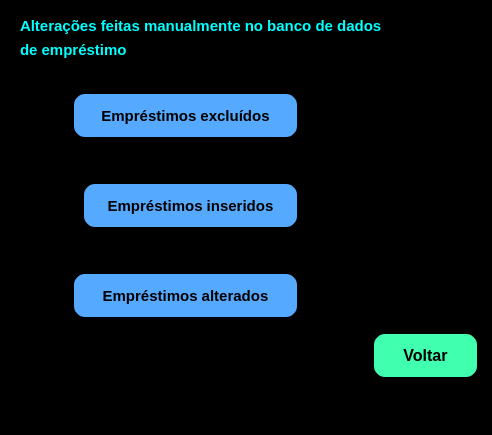
Before: the Qt Designer form tela_backup_emprestimo.ui in wellingtonxri/BibliotecaDigital, drawn with Qt 5.
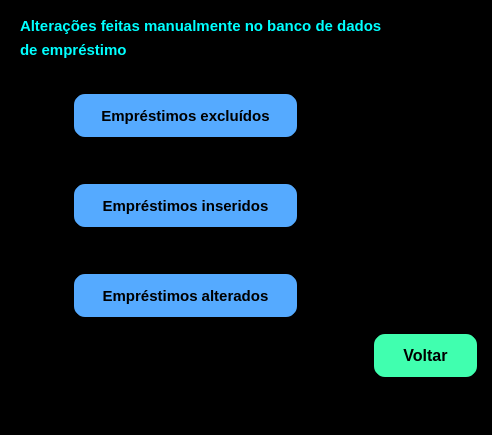
After: the same form once the commit is applied. Icons and pictures are not drawn.

What changed in the file:
```diff
--- a/tela_backup_emprestimo.ui
+++ b/tela_backup_emprestimo.ui
@@ -74,9 +74,9 @@
    <widget class="QPushButton" name="pushButton_3">
     <property name="geometry">
      <rect>
-      <x>80</x>
+      <x>70</x>
       <y>180</y>
-      <width>221</width>
+      <width>231</width>
       <height>51</height>
      </rect>
     </property>
@@ -159,7 +159,7 @@
     <property name="geometry">
      <rect>
       <x>20</x>
-      <y>190</y>
+      <y>180</y>
       <width>51</width>
       <height>41</height>
      </rect>
```
